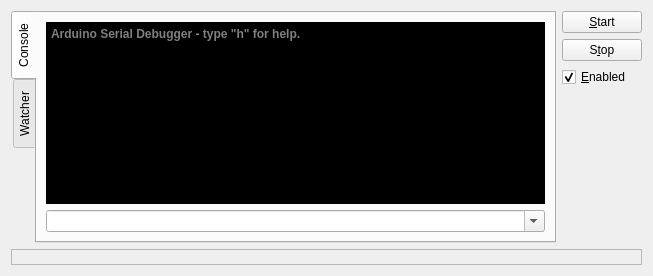
Old version of the form plugins/debugger/DebuggerWidget.ui in the repository mupuf/arduide.
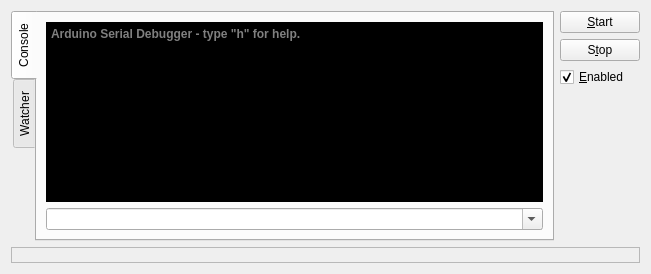
New version of the form. The open tabs and pages were chosen to show the change.

Patch:
```diff
--- a/plugins/debugger/DebuggerWidget.ui
+++ b/plugins/debugger/DebuggerWidget.ui
@@ -6,8 +6,8 @@
    <rect>
     <x>0</x>
     <y>0</y>
-    <width>653</width>
-    <height>276</height>
+    <width>651</width>
+    <height>274</height>
    </rect>
   </property>
   <property name="windowTitle">
```
Left out of the diff: 2 changed lines with no effect on the pictures.
